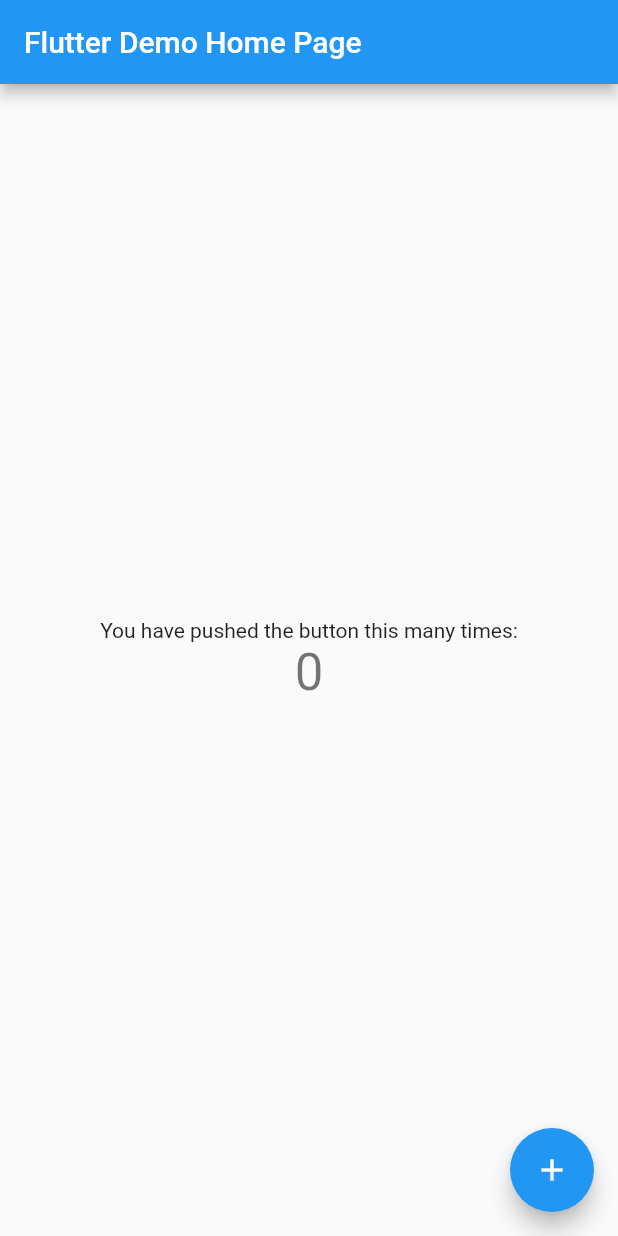
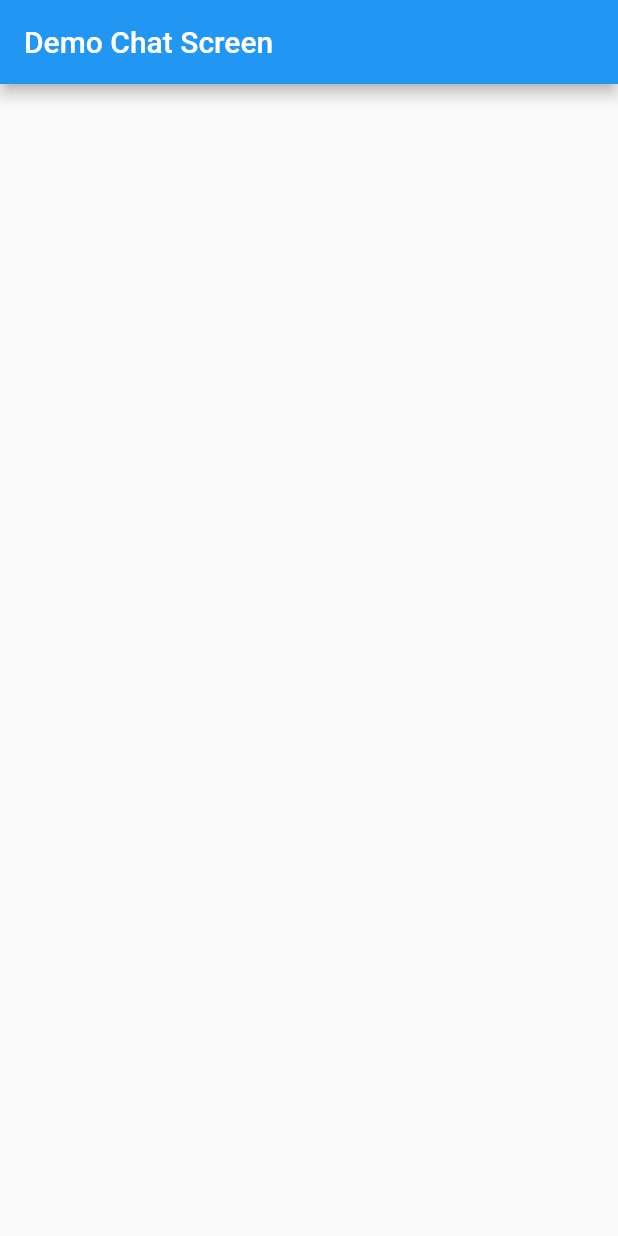
Before and after one commit to smnshuvo/chatty, a Flutter app: the screen it shows after launch, on a phone screen of 412 x 824 dp. Run offline on Flutter 3.47's test engine with Material 2 defaults, Android fonts, the phone set to English and light mode, and no system bars.

Commit message:
Create dummy one to one chat screen

```diff
--- a/lib/main.dart
+++ b/lib/main.dart
@@ -1,115 +1,10 @@
 import 'package:flutter/material.dart';
+import 'screens/one_to_one_chat_screen.dart';
 
 void main() {
-  runApp(const MyApp());
+  runApp(
+    const MaterialApp(
+      home: OneToOneChatScreen(),
+    ),
+  );
 }
-
-class MyApp extends StatelessWidget {
-  const MyApp({super.key});
-
-  // This widget is the root of your application.
-  @override
-  Widget build(BuildContext context) {
-    return MaterialApp(
-      title: 'Flutter Demo',
-      theme: ThemeData(
-        // This is the theme of your application.
-        //
-        // Try running your application with "flutter run". You'll see the
-        // application has a blue toolbar. Then, without quitting the app, try
-        // changing the primarySwatch below to Colors.green and then invoke
-        // "hot reload" (press "r" in the console where you ran "flutter run",
-        // or simply save your changes to "hot reload" in a Flutter IDE).
-        // Notice that the counter didn't reset back to zero; the application
-        // is not restarted.
-        primarySwatch: Colors.blue,
-      ),
-      home: const MyHomePage(title: 'Flutter Demo Home Page'),
-    );
-  }
-}
-
-class MyHomePage extends StatefulWidget {
-  const MyHomePage({super.key, required this.title});
-
-  // This widget is the home page of your application. It is stateful, meaning
-  // that it has a State object (defined below) that contains fields that affect
-  // how it looks.
-
-  // This class is the configuration for the state. It holds the values (in this
-  // case the title) provided by the parent (in this case the App widget) and
-  // used by the build method of the State. Fields in a Widget subclass are
-  // always marked "final".
-
-  final String title;
-
-  @override
-  State<MyHomePage> createState() => _MyHomePageState();
-}
-
-class _MyHomePageState extends State<MyHomePage> {
-  int _counter = 0;
-
-  void _incrementCounter() {
-    setState(() {
-      // This call to setState tells the Flutter framework that something has
-      // changed in this State, which causes it to rerun the build method below
-      // so that the display can reflect the updated values. If we changed
-      // _counter without calling setState(), then the build method would not be
-      // called again, and so nothing would appear to happen.
-      _counter++;
-    });
-  }
-
-  @override
-  Widget build(BuildContext context) {
-    // This method is rerun every time setState is called, for instance as done
-    // by the _incrementCounter method above.
-    //
-    // The Flutter framework has been optimized to make rerunning build methods
-    // fast, so that you can just rebuild anything that needs updating rather
-    // than having to individually change instances of widgets.
-    return Scaffold(
-      appBar: AppBar(
-        // Here we take the value from the MyHomePage object that was created by
-        // the App.build method, and use it to set our appbar title.
-        title: Text(widget.title),
-      ),
-      body: Center(
-        // Center is a layout widget. It takes a single child and positions it
-        // in the middle of the parent.
-        child: Column(
-          // Column is also a layout widget. It takes a list of children and
-          // arranges them vertically. By default, it sizes itself to fit its
-          // children horizontally, and tries to be as tall as its parent.
-          //
-          // Invoke "debug painting" (press "p" in the console, choose the
-          // "Toggle Debug Paint" action from the Flutter Inspector in Android
-          // Studio, or the "Toggle Debug Paint" command in Visual Studio Code)
-          // to see the wireframe for each widget.
-          //
-          // Column has various properties to control how it sizes itself and
-          // how it positions its children. Here we use mainAxisAlignment to
-          // center the children vertically; the main axis here is the vertical
-          // axis because Columns are vertical (the cross axis would be
-          // horizontal).
-          mainAxisAlignment: MainAxisAlignment.center,
-          children: <Widget>[
-            const Text(
-              'You have pushed the button this many times:',
-            ),
-            Text(
-              '$_counter',
-              style: Theme.of(context).textTheme.headlineMedium,
-            ),
-          ],
-        ),
-      ),
-      floatingActionButton: FloatingActionButton(
-        onPressed: _incrementCounter,
-        tooltip: 'Increment',
-        child: const Icon(Icons.add),
-      ), // This trailing comma makes auto-formatting nicer for build methods.
-    );
-  }
-}
--- a/lib/screens/one_to_one_chat_screen.dart
+++ b/lib/screens/one_to_one_chat_screen.dart
@@ -0,0 +1,23 @@
+import 'package:flutter/material.dart';
+import 'package:flutter/src/widgets/framework.dart';
+import 'package:flutter/src/widgets/placeholder.dart';
+
+class OneToOneChatScreen extends StatefulWidget {
+  const OneToOneChatScreen({super.key});
+
+  @override
+  State<OneToOneChatScreen> createState() => _OneToOneChatScreenState();
+}
+
+class _OneToOneChatScreenState extends State<OneToOneChatScreen> {
+  final TITLE = "Demo Chat Screen";
+  @override
+  Widget build(BuildContext context) {
+    return Scaffold(
+      appBar: AppBar(
+        title: Text(TITLE),
+      ),
+      body: Container(),
+    );
+  }
+}
```
